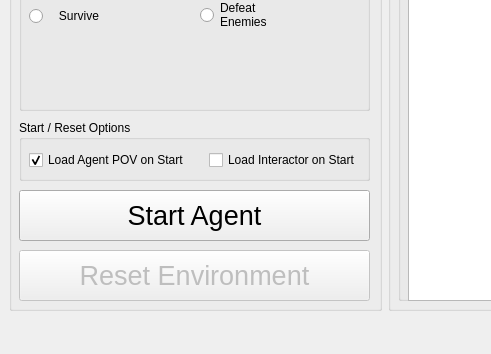
Qt form src/GUI/ML4MC.ui (lincolnschick/ML4MC) before a commit; both pictures show x 0 to 491 and y 349 to 703 of the 1140 by 703 pixel window.
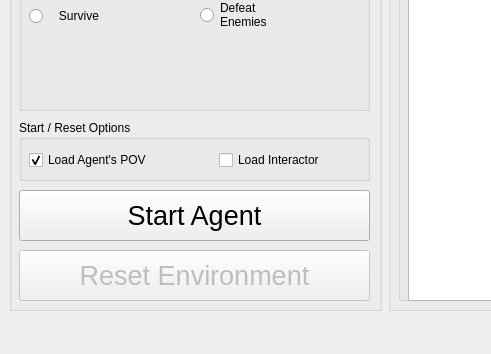
The same form after that commit. Icons and pictures are not drawn.

Commit message: Added tooltips to start checkboxes

The edit to the form file:
```diff
--- a/src/GUI/ML4MC.ui
+++ b/src/GUI/ML4MC.ui
@@ -242,12 +242,12 @@
             <rect>
              <x>10</x>
              <y>30</y>
-             <width>181</width>
+             <width>171</width>
              <height>20</height>
             </rect>
            </property>
            <property name="text">
-            <string>Load Agent POV on Start</string>
+            <string>Load Agent's POV</string>
            </property>
            <property name="checked">
             <bool>true</bool>
@@ -256,14 +256,14 @@
           <widget class="QCheckBox" name="interactorCheckbox">
            <property name="geometry">
             <rect>
-             <x>190</x>
+             <x>200</x>
              <y>30</y>
-             <width>151</width>
+             <width>141</width>
              <height>20</height>
             </rect>
            </property>
            <property name="text">
-            <string>Load Interactor on Start</string>
+            <string>Load Interactor</string>
            </property>
            <property name="checked">
             <bool>false</bool>
```
Left out of the diff: 6 changed lines with no effect on the pictures. The commit also changes 1 other file.
